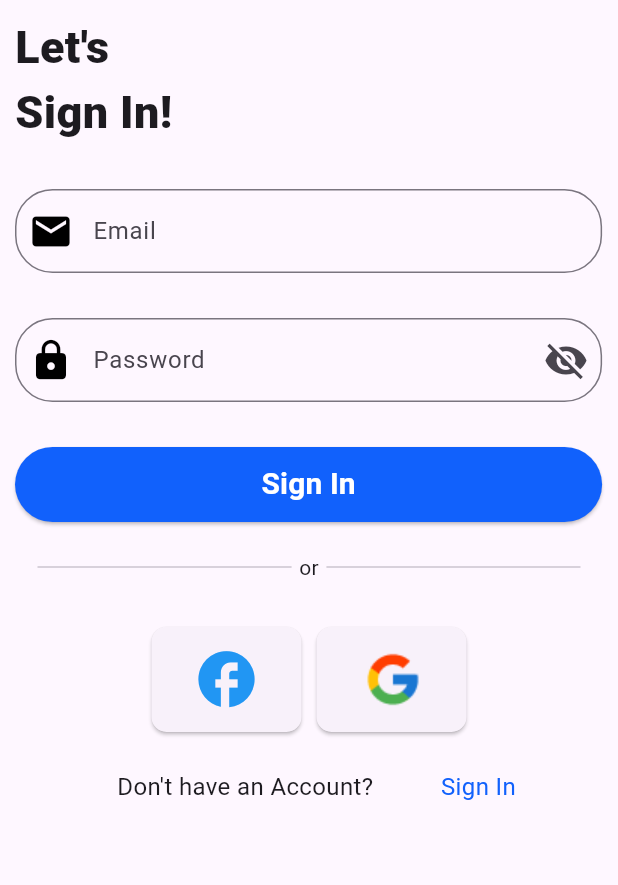
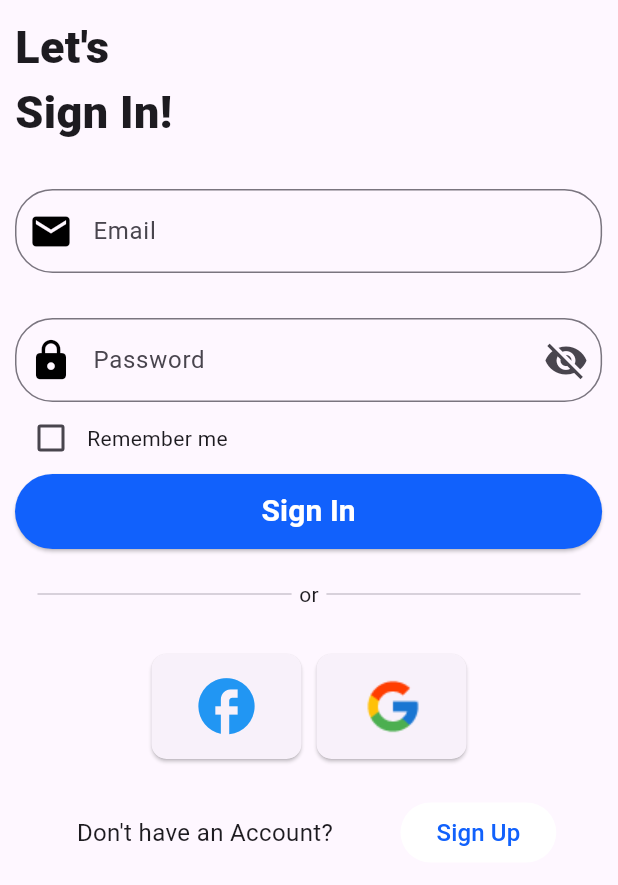
Before and after one commit to romanssigdel/ecommerce, a Flutter app: the SigninPage screen opened directly, on a phone screen of 412 x 824 dp. Shown: the top 885 px of the screen. Run offline on Flutter 3.47's test engine with Material 3 defaults, Android fonts, the phone set to English and light mode, and no system bars; our stand-ins replace cloud_firestore, firebase_core, internet_connection_checker, shared_preferences; accounts and stored records are empty; generated files the repository leaves out were written again.

Commit message:
add remember me for user login

```diff
--- a/lib/custom/custom_textformfield.dart
+++ b/lib/custom/custom_textformfield.dart
@@ -8,9 +8,11 @@ class CustomTextFormField extends StatelessWidget {
   String? Function(String?)? validator;
   TextInputType? keyboardType;
   bool obscureText;
-  CustomTextFormField(
-      {super.key,
+  TextEditingController? controller;
+  CustomTextFormField({
+    super.key,
     this.labelText,
+    this.controller,
     this.prefixIcon,
     this.suffixIcon,
     this.onChanged,
@@ -24,9 +26,10 @@ class CustomTextFormField extends StatelessWidget {
     return SizedBox(
       width: MediaQuery.of(context).size.width * 0.95,
       child: TextFormField(
+        controller: controller,
         obscureText: obscureText,
         keyboardType: keyboardType,
-        autovalidateMode: AutovalidateMode.onUserInteraction,
+        // autovalidateMode: AutovalidateMode.onUserInteraction,
         onChanged: onChanged,
         validator: validator,
         decoration: InputDecoration(
--- a/lib/provider/user_provider.dart
+++ b/lib/provider/user_provider.dart
@@ -3,6 +3,7 @@ import 'package:ecommerce/core/status_util.dart';
 import 'package:ecommerce/model/user.dart';
 import 'package:ecommerce/services/user_services.dart';
 import 'package:ecommerce/services/user_services_impl.dart';
+import 'package:ecommerce/utils/string_const.dart';
 import 'package:flutter/material.dart';
 import 'package:shared_preferences/shared_preferences.dart';
 
@@ -12,6 +13,16 @@ class UserProvider extends ChangeNotifier {
   bool isSuccess = false;
   List<User> userList = [];
   bool isUserExists = false;
+
+  bool isCheckRememberMe = false;
+
+  setSaveCheckRememberMe(value) {
+    isCheckRememberMe = value!;
+    notifyListeners();
+  }
+
+  TextEditingController emailTextField = TextEditingController();
+  TextEditingController passwordTextField = TextEditingController();
 
   UserServices userServices = UserServicesImplementation();
 
@@ -95,7 +106,8 @@ class UserProvider extends ChangeNotifier {
     if (_getLoginUserStatus != StatusUtil.loading) {
       setGetLoginUserStatus(StatusUtil.loading);
     }
-    User user = User(email: email, password: password);
+    User user =
+        User(email: emailTextField.text, password: passwordTextField.text);
     ApiResponse apiResponse = await userServices.checkUserData(user);
     if (apiResponse.statusUtil == StatusUtil.success) {
       isUserExists = apiResponse.data;
@@ -105,8 +117,29 @@ class UserProvider extends ChangeNotifier {
       setGetLoginUserStatus(StatusUtil.error);
     }
   }
-  saveLoginUserToSharedPreference()async{
+
+  saveLoginUserToSharedPreference() async {
     final SharedPreferences prefs = await SharedPreferences.getInstance();
     await prefs.setBool('isLogin', true);
   }
+
+  rememberMe(bool value) async {
+    final SharedPreferences prefs = await SharedPreferences.getInstance();
+    if (value) {
+      await prefs.setBool('rememberMe', true);
+      await prefs.setString('email', emailTextField.text);
+      await prefs.setString('password', passwordTextField.text);
+    } else {
+      await prefs.remove('rememberMe');
+      await prefs.remove('email');
+      await prefs.remove('password');
+    }
+  }
+
+  readRememberMe() async {
+    final SharedPreferences prefs = await SharedPreferences.getInstance();
+    emailTextField.text = prefs.getString('email')?? "";
+    passwordTextField.text = prefs.getString('password') ?? "";
+    notifyListeners();
+  }
 }
--- a/lib/utils/string_const.dart
+++ b/lib/utils/string_const.dart
@@ -29,3 +29,5 @@ String loginAccountStr = "Let's\nSign In!";
 String loginSuccessful = "Login Successful";
 String loginFailed = "Login Failed";
 String invalidCredential = "Invalid Credential!";
+
+String rememberMeStr = "Remember me";
--- a/lib/view/description_page.dart
+++ b/lib/view/description_page.dart
@@ -134,7 +134,7 @@ class _DescriptionPageState extends State<DescriptionPage> {
                           Navigator.pushAndRemoveUntil(
                               context,
                               MaterialPageRoute(
-                                builder: (context) => SigninPage(),
+                                builder: (context) => SignupPage(),
                               ),
                               (route) => false);
                         }
--- a/lib/view/signin_form.dart
+++ b/lib/view/signin_form.dart
@@ -7,6 +7,7 @@ import 'package:ecommerce/utils/Helper.dart';
 import 'package:ecommerce/utils/color_const.dart';
 import 'package:ecommerce/utils/string_const.dart';
 import 'package:ecommerce/view/home_page.dart';
+import 'package:ecommerce/view/signup_form.dart';
 import 'package:flutter/material.dart';
 import 'package:provider/provider.dart';
 
@@ -18,6 +19,19 @@ class SigninPage extends StatefulWidget {
 }
 
 class _SigninPageState extends State<SigninPage> {
+  @override
+  void initState() {
+    // TODO: implement initState
+    super.initState();
+    Future.delayed(
+      Duration.zero,
+      () {
+        var provider = Provider.of<UserProvider>(context, listen: false);
+        provider.readRememberMe();
+      },
+    );
+  }
+
   final _formKey = GlobalKey<FormState>();
   @override
   Widget build(BuildContext context) {
@@ -47,9 +61,7 @@ class _SigninPageState extends State<SigninPage> {
                           height: 30,
                         ),
                         CustomTextFormField(
-                          onChanged: (value) {
-                            userProvider.setEmail(value);
-                          },
+                          controller: userProvider.emailTextField,
                           validator: (value) {
                             if (value!.isEmpty) {
                               return emailValidtionStr;
@@ -69,9 +81,7 @@ class _SigninPageState extends State<SigninPage> {
                         CustomTextFormField(
                             obscureText:
                                 iconsProvider.showPassword ? false : true,
-                            onChanged: (value) {
-                              userProvider.setPassword(value);
-                            },
+                            controller: userProvider.passwordTextField,
                             validator: (value) {
                               if (value!.isEmpty) {
                                 return passwordValidationStr;
@@ -99,8 +109,19 @@ class _SigninPageState extends State<SigninPage> {
                                         Icons.visibility_off,
                                         size: 30,
                                       ))),
-                        SizedBox(
-                          height: 30,
+                        Row(
+                          children: [
+                            Checkbox(
+                              value: userProvider.isCheckRememberMe,
+                              onChanged: (value) {
+                                userProvider.rememberMe(value!);
+                                userProvider.setSaveCheckRememberMe(value);
+                              },
+                            ),
+                            Text(
+                              rememberMeStr,
+                            )
+                          ],
                         ),
                         CustomButton(
                           backgroundColor: buttonBackgroundColor,
@@ -214,11 +235,23 @@ class _SigninPageState extends State<SigninPage> {
                             SizedBox(
                               width: 45,
                             ),
-                            Text(
-                              signInButtonStr,
-                              style: TextStyle(
-                                  fontSize: 16, color: Color(0xff1161FC)),
-                            )
+                            ElevatedButton(
+                                style: ElevatedButton.styleFrom(
+                                    shadowColor: Colors.transparent,
+                                    backgroundColor: Colors.white),
+                                onPressed: () {
+                                  Navigator.pushAndRemoveUntil(
+                                      context,
+                                      MaterialPageRoute(
+                                        builder: (context) => SignupPage(),
+                                      ),
+                                      (route) => false);
+                                },
+                                child: Text(
+                                  signUpButtonStr,
+                                  style: TextStyle(
+                                      fontSize: 16, color: Color(0xff1161FC)),
+                                ))
                           ],
                         )
                       ],
```
Also changed, not shown: lib/view/signup_form.dart (+23 -9 lines), 1 other file. Lines whose indentation alone changed are shown as unchanged.
